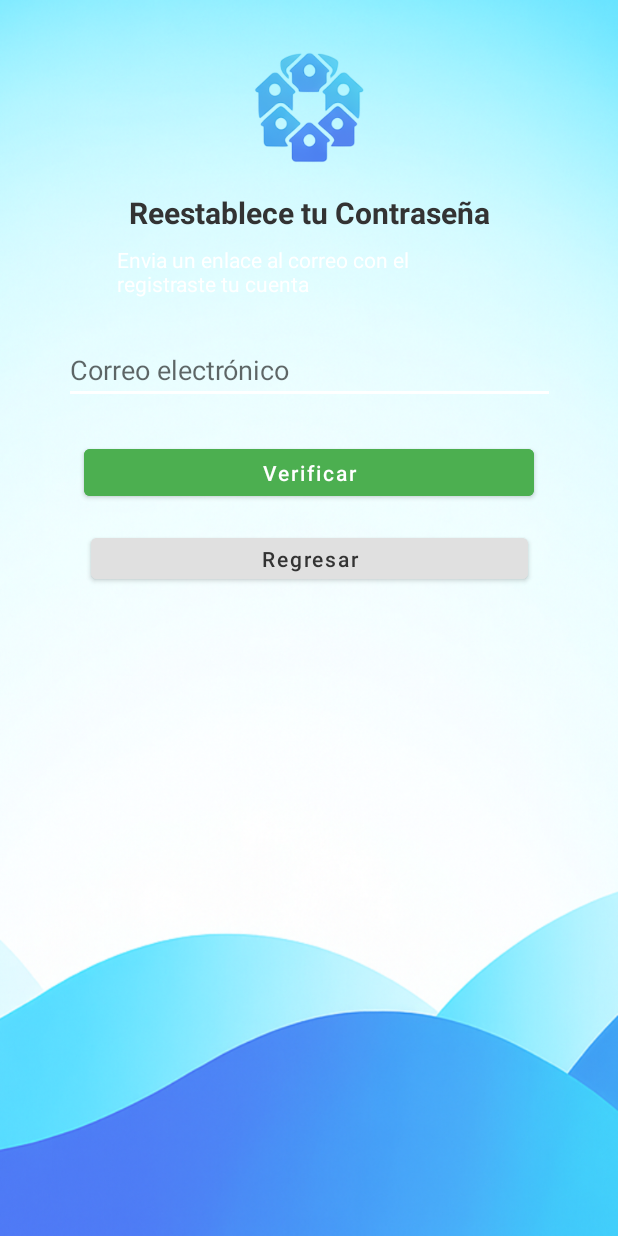
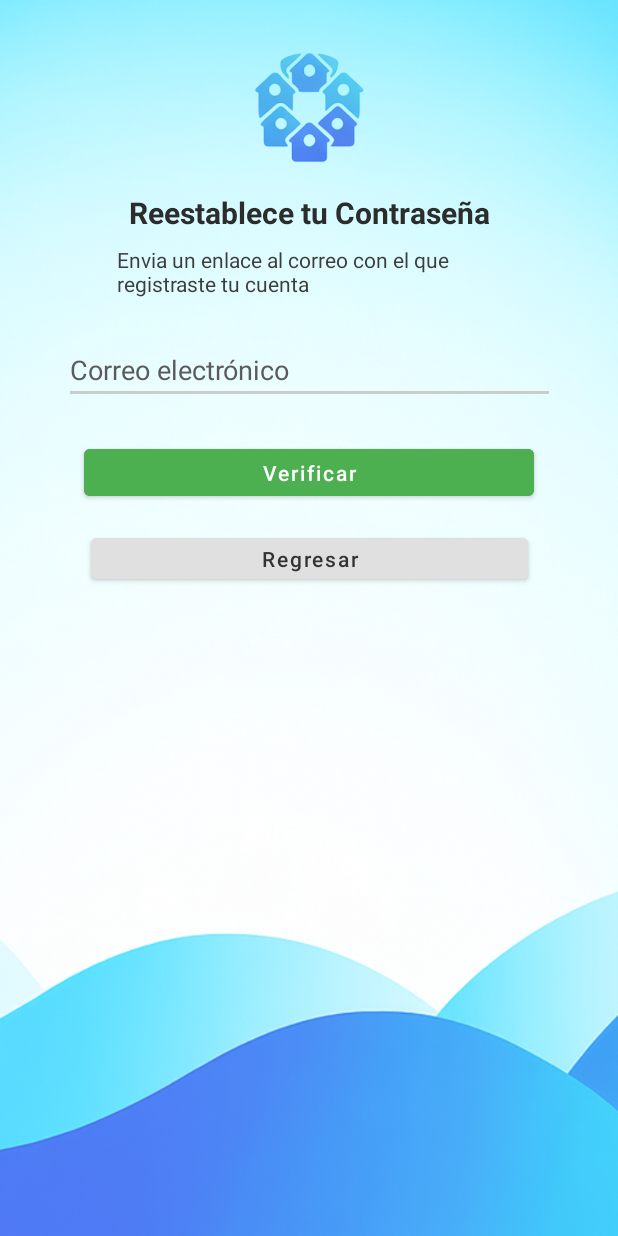
Before and after one commit to JoeCancer92/ProyectoAppTeam, an Android app: the RecuperarPassActivity screen opened directly, with no data from a screen before it, on a phone screen of 412 x 824 dp. Run offline under Robolectric (Android 15) with nearby library versions, the light colour scheme and no system bars; libraries missing offline, so code that uses them is left out: com.backendless, com.backendless.async, com.backendless.exceptions, com.backendless.persistence.

Commit message:
cambio de colores

```diff
--- a/app/src/main/res/layout/activity_recuperar_pass.xml
+++ b/app/src/main/res/layout/activity_recuperar_pass.xml
@@ -28,7 +28,7 @@
         android:text="@string/recuperar_contraseña"
         android:textSize="20sp"
         android:textStyle="bold"
-        android:textColor="@color/colorTextoPrincipal"
+        android:textColor="#2C2C2C"
         android:layout_marginTop="16dp"
         app:layout_constraintTop_toBottomOf="@id/logoRecuperar"
         app:layout_constraintStart_toStartOf="parent"
@@ -40,7 +40,7 @@
         android:layout_height="38dp"
         android:layout_marginTop="8dp"
         android:text="@string/instruccion_recuperacion"
-        android:textColor="@color/colorSurface"
+        android:textColor="#3D3D3D"
         android:textSize="14sp"
         app:layout_constraintEnd_toEndOf="parent"
         app:layout_constraintHorizontal_bias="0.5"
@@ -52,10 +52,11 @@
         android:layout_width="327dp"
         android:layout_height="44dp"
         android:layout_marginTop="24dp"
-        android:backgroundTint="@color/colorInput"
+        android:backgroundTint="#CCCCCC"
         android:hint="@string/correo_electronico"
         android:inputType="textEmailAddress"
-        android:textColor="@color/colorTextoInput"
+        android:textColor="#2C2C2C"
+        android:textColorHint="#5A5A5A"
         app:layout_constraintEnd_toEndOf="parent"
         app:layout_constraintStart_toStartOf="parent"
         app:layout_constraintTop_toBottomOf="@id/textoInstruccion" />
@@ -80,6 +81,7 @@
         android:layout_marginTop="24dp"
         android:hint="@string/codigo_recuperacion"
         android:visibility="gone"
+        android:textColorHint="#5A5A5A"
         app:layout_constraintTop_toBottomOf="@id/btnVerificarCorreo"
         app:layout_constraintStart_toStartOf="parent"
         app:layout_constraintEnd_toEndOf="parent">
@@ -87,8 +89,8 @@
             android:id="@+id/inputCodigoRecuperacion"
             android:layout_width="match_parent"
             android:layout_height="wrap_content"
-            android:backgroundTint="@color/colorInput"
-            android:textColor="@color/colorTextoInput"
+            android:backgroundTint="#CCCCCC"
+            android:textColor="#2C2C2C"
             android:inputType="text" />
     </com.google.android.material.textfield.TextInputLayout>
 
@@ -113,6 +115,7 @@
         android:layout_marginTop="16dp"
         android:hint="@string/nueva_contraseña"
         android:visibility="gone"
+        android:textColorHint="#5A5A5A"
         app:endIconMode="password_toggle"
         app:layout_constraintTop_toBottomOf="@id/btnComprobarClave"
         app:layout_constraintStart_toStartOf="parent"
@@ -121,8 +124,8 @@
             android:id="@+id/inputNuevaClave"
             android:layout_width="match_parent"
             android:layout_height="wrap_content"
-            android:backgroundTint="@color/colorInput"
-            android:textColor="@color/colorTextoInput"
+            android:backgroundTint="#CCCCCC"
+            android:textColor="#2C2C2C"
             android:inputType="textPassword" />
     </com.google.android.material.textfield.TextInputLayout>
 
@@ -133,6 +136,7 @@
         android:layout_marginTop="16dp"
         android:hint="@string/confirmar_contraseña"
         android:visibility="gone"
+        android:textColorHint="#5A5A5A"
         app:endIconMode="password_toggle"
         app:layout_constraintTop_toBottomOf="@id/layoutNuevaClave"
         app:layout_constraintStart_toStartOf="parent"
@@ -141,8 +145,8 @@
             android:id="@+id/inputConfirmarClave"
             android:layout_width="match_parent"
             android:layout_height="wrap_content"
-            android:backgroundTint="@color/colorInput"
-            android:textColor="@color/colorTextoInput"
+            android:backgroundTint="#CCCCCC"
+            android:textColor="#2C2C2C"
             android:inputType="textPassword" />
     </com.google.android.material.textfield.TextInputLayout>
 
--- a/app/src/main/res/values/strings.xml
+++ b/app/src/main/res/values/strings.xml
@@ -32,7 +32,7 @@
     <string name="icono_app">ICONO APP</string>
     <string name="volver">Regresar</string>
     <string name="recuperar_contraseña">Reestablece tu Contraseña</string>
-    <string name="instruccion_recuperacion">Envia un enlace al correo con el registraste tu cuenta</string>
+    <string name="instruccion_recuperacion">Envia un enlace al correo con el que registraste tu cuenta</string>
     <string name="enviar_enlace">Enviar Enlace</string>
     <string name="Bienvenido">Bienvenido a VeciRed:\nConecta, colabora y transforma tu comunidad</string>
     <string name="seleccionarFecha">Selecciona Fecha</string>
```
